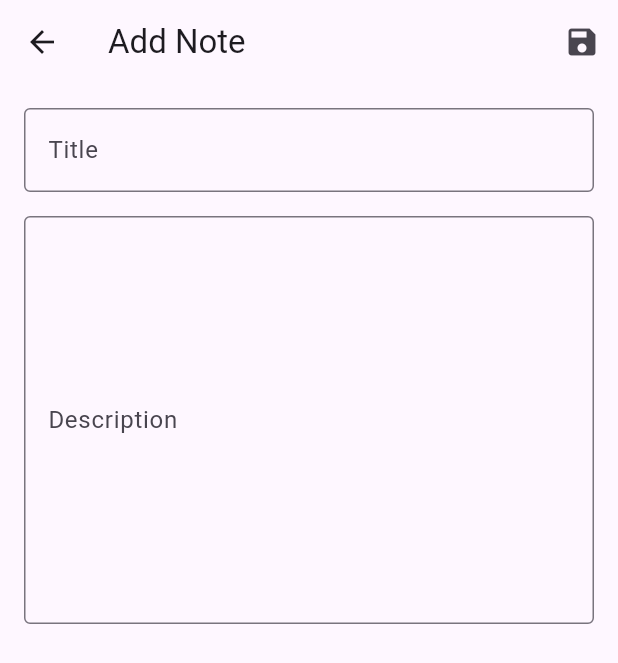
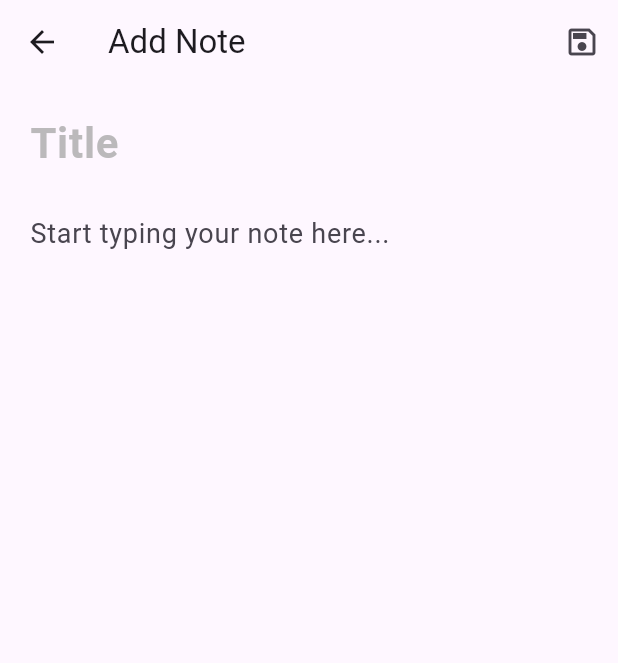
Before and after one commit to krupa2005-08/personal_notes_app, a Flutter app: the AddEditNoteScreen screen opened directly, on a phone screen of 412 x 824 dp. Shown: the top 663 px of the screen. Run offline on Flutter 3.47's test engine with Material 3 defaults, Android fonts, the phone set to English and light mode, and no system bars; our stand-ins replace hive, hive_flutter; accounts and stored records are empty.

Commit message:
feat: Improve UI and user experience
This commit introduces several enhancements to the application's UI and overall user experience:

**Add/Edit Note Screen:**
- Implemented a cleaner, more modern design for input fields.
- Removed form validation in favor of a simpler snackbar notification for empty fields.
- Improved text field styling for better readability.

**Home Screen:**
- Redesigned the home screen with a more visually appealing layout.
- Replaced the `ListView` with a `MasonryGridView` for a staggered, card-based display of notes.
- Introduced custom `NoteCard` widgets with unique background colors for each note.
- Improved the search bar's appearance.
- Added a delete confirmation dialog.
- Enhanced the Floating Action Button to be an extended FAB.
- Utilized the `intl` package for date formatting on note cards.

**Dependencies:**
- Added `flutter_staggered_grid_view` for the masonry layout.
- Added `intl` for date formatting.

```diff
--- a/lib/screens/add_edit_note_screen.dart
+++ b/lib/screens/add_edit_note_screen.dart
@@ -1,7 +1,6 @@
-// lib/screens/add_edit_note_screen.dart
-
 import 'package:flutter/material.dart';
 import 'package:hive/hive.dart';
+
 import '../models/note.dart';
 
 class AddEditNoteScreen extends StatefulWidget {
@@ -15,7 +14,6 @@ class AddEditNoteScreen extends StatefulWidget {
 }
 
 class _AddEditNoteScreenState extends State<AddEditNoteScreen> {
-  final _formKey = GlobalKey<FormState>();
   late final TextEditingController _titleController;
   late final TextEditingController _descriptionController;
   late bool _isEditMode;
@@ -36,10 +34,18 @@ class _AddEditNoteScreenState extends State<AddEditNoteScreen> {
   }
 
   void _saveNote() {
-    if (_formKey.currentState!.validate()) {
+    // Basic validation
+    final title = _titleController.text;
+    final description = _descriptionController.text;
+
+    if (title.isEmpty || description.isEmpty) {
+      ScaffoldMessenger.of(
+        context,
+      ).showSnackBar(SnackBar(content: Text('Title and description cannot be empty.'), backgroundColor: Colors.red));
+      return; // Stop the function if validation fails
+    }
+
     final notesBox = Hive.box<Note>('notes');
-      final String title = _titleController.text;
-      final String description = _descriptionController.text;
 
     if (_isEditMode) {
       // Update existing note
@@ -56,45 +62,51 @@ class _AddEditNoteScreenState extends State<AddEditNoteScreen> {
     }
     Navigator.pop(context); // Go back to the home screen
   }
-  }
 
   @override
   Widget build(BuildContext context) {
     return Scaffold(
       appBar: AppBar(
         title: Text(_isEditMode ? 'Edit Note' : 'Add Note'),
-        actions: [IconButton(icon: Icon(Icons.save), onPressed: _saveNote, tooltip: 'Save Note')],
+        elevation: 0,
+        backgroundColor: Colors.transparent,
+        actions: [IconButton(icon: Icon(Icons.save_outlined), onPressed: _saveNote, tooltip: 'Save Note')],
       ),
       body: Padding(
-        padding: const EdgeInsets.all(16.0),
-        child: Form(
-          key: _formKey,
+        padding: const EdgeInsets.symmetric(horizontal: 20.0, vertical: 10.0),
         child: Column(
           children: [
-              TextFormField(
+            // --- Improved Title TextField ---
+            TextField(
               controller: _titleController,
-                decoration: InputDecoration(labelText: 'Title', border: OutlineInputBorder()),
-                validator: (value) {
-                  if (value == null || value.isEmpty) {
-                    return 'Please enter a title';
-                  }
-                  return null;
-                },
+              decoration: InputDecoration(
+                border: InputBorder.none,
+                hintText: 'Title',
+                hintStyle: TextStyle(fontSize: 28, fontWeight: FontWeight.bold, color: Colors.grey.withOpacity(0.7)),
               ),
-              SizedBox(height: 16),
-              TextFormField(
+              style: TextStyle(fontSize: 28, fontWeight: FontWeight.bold),
+              maxLines: null, // Allows title to wrap if it's very long
+            ),
+            SizedBox(height: 10),
+            // --- Improved Description TextField ---
+            Expanded(
+              child: TextField(
                 controller: _descriptionController,
-                decoration: InputDecoration(labelText: 'Description', border: OutlineInputBorder()),
-                maxLines: 10, // Multiline
-                validator: (value) {
-                  if (value == null || value.isEmpty) {
-                    return 'Please enter a description';
-                  }
-                  return null;
-                },
+                decoration: InputDecoration(
+                  border: InputBorder.none,
+                  hintText: 'Start typing your note here...',
+                  hintStyle: TextStyle(fontSize: 18),
+                ),
+                style: TextStyle(
+                  fontSize: 18,
+                  height: 1.5, // Improves line spacing for readability
+                ),
+                maxLines: null, // Fills the available space
+                expands: true, // Ensures it takes up all vertical space
+                keyboardType: TextInputType.multiline,
+              ),
             ),
           ],
-          ),
         ),
       ),
     );
--- a/pubspec.yaml
+++ b/pubspec.yaml
@@ -37,6 +37,8 @@ dependencies:
   hive: ^2.2.3
   hive_flutter: ^1.1.0
   path_provider: ^2.1.5
+  intl: ^0.20.2
+  flutter_staggered_grid_view: ^0.7.0
 
 dev_dependencies:
   flutter_test:
```
Also changed, not shown: lib/screens/home_screen.dart (+135 -63 lines), pubspec.lock. Lines whose indentation alone changed are shown as unchanged.
